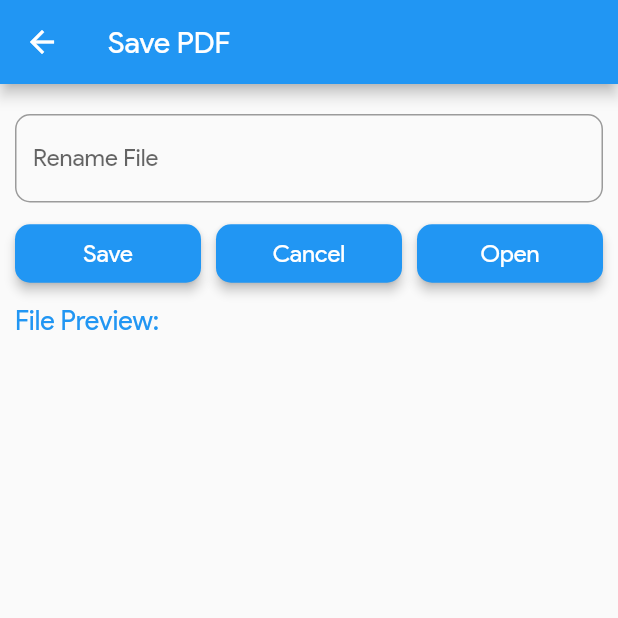
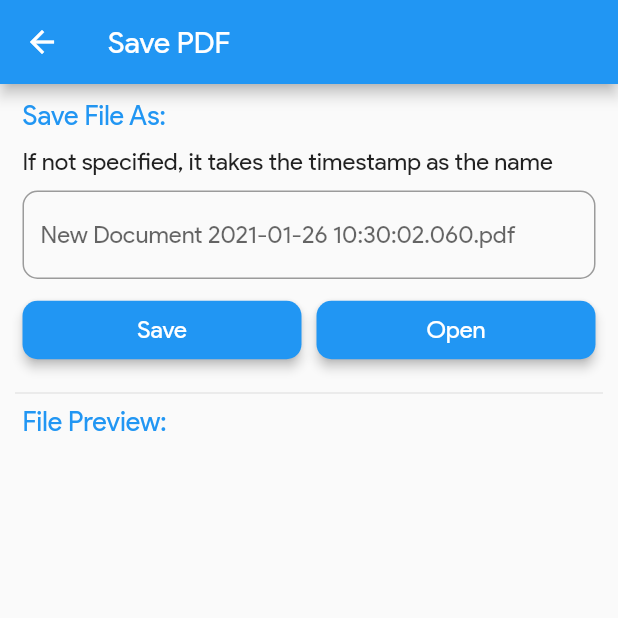
Before and after one commit to Harshit-Sonawala/simple_img_to_pdf, a Flutter app: the ConfirmScreen screen opened by its route, after a tap on "Save", on a phone screen of 412 x 824 dp, the top half of it. Run offline on Flutter 3.47's test engine with Material 2 defaults, Android fonts, the phone set to English and light mode, and no system bars; our stand-ins replace image_picker, open_file.

Commit message:
changed name in manifest, addedfile rename functionality

```diff
--- a/lib/confirm_screen.dart
+++ b/lib/confirm_screen.dart
@@ -15,26 +15,20 @@ class ConfirmScreen extends StatefulWidget {
 class _ConfirmScreenState extends State<ConfirmScreen> {
 
   final GlobalKey<ScaffoldState> _scaffoldKey = new GlobalKey<ScaffoldState>();
+  final _docNameController = TextEditingController();
+  var _saved = false;
+
   @override
   Widget build(BuildContext context) {
 
     final loadedImgList = Provider.of<ImgListProvider>(context).imgList;
     final timeStamp = DateTime.now().toString();
+    String lastSavedFilePath;
 
-    void createPDF() async {
+    void createPDF(String fileName) async {
       final pdf = pw.Document();
       for (int i = 0; i < loadedImgList.length; i++) {
-        //ignore these other implementations.
-        //Uint8List imageData = File(thisImageInstance.toString()).readAsBytesSync();
-        //var imgBytes = await Image.file(imgList[i]).image.toByteData();
-
-        // final imageToPrint = PdfImage.file(
-        //   pdf.document,
-        //   bytes: thisImageInstance.readAsBytesSync(),
-        // );
-
         var imageToPrint = pw.MemoryImage(loadedImgList[i].readAsBytesSync(),);
-
         pdf.addPage(
           pw.Page(
             pageTheme: pw.PageTheme(
@@ -51,17 +45,18 @@ class _ConfirmScreenState extends State<ConfirmScreen> {
       }
 
       final outputDirectory = await getExternalStorageDirectory();
-      final file = File('${outputDirectory.path}/New Document $timeStamp.pdf');
-      print('Successfully Saved pdf to: ${outputDirectory.path}/New Document $timeStamp.pdf');
+      final file = File('${outputDirectory.path}/$fileName');
+      print('Successfully Saved PDF to: ${outputDirectory.path}/$fileName');
       await file.writeAsBytes(await pdf.save());
+      lastSavedFilePath = '${outputDirectory.path}/$fileName';
 
       _scaffoldKey.currentState.showSnackBar(
         SnackBar(
-          content: Text('Saved pdf to: ${outputDirectory.path}/New Document $timeStamp.pdf'),
+          content: Text('Saved PDF to: ${outputDirectory.path}/$fileName'),
           action: SnackBarAction(
             label: 'View',
             onPressed: () {
-              OpenFile.open('${outputDirectory.path}/New Document $timeStamp.pdf');
+              OpenFile.open('${outputDirectory.path}/$fileName');
             },
           ),
         ),
@@ -78,30 +73,72 @@ class _ConfirmScreenState extends State<ConfirmScreen> {
         child: Column(
           crossAxisAlignment: CrossAxisAlignment.start,
           children: <Widget>[
+            Padding(
+              padding: const EdgeInsets.symmetric(horizontal: 5),
+              child: Text(
+                'Save File As: ',
+                style: TextStyle(
+                  fontSize: 18,
+                  color: Theme.of(context).primaryColor,
+                ),
+              ),
+            ),
             SizedBox(
               height: 10,
             ),
-            TextField(
+            Padding(
+              padding: const EdgeInsets.symmetric(horizontal: 5),
+              child: Text(
+                'If not specified, it takes the timestamp as the name',
+                style: TextStyle(
+                  fontSize: 16,
+                  //color: Colors.grey,
+                ),
+              ),
+            ),
+            SizedBox(
+              height: 10,
+            ),
+            Padding(
+              padding: const EdgeInsets.symmetric(horizontal: 5),
+              child: TextField(
+                controller: _docNameController,
                 decoration: InputDecoration(
                   border: OutlineInputBorder(
                     borderRadius: BorderRadius.circular(10),
                   ),
-                labelText: 'Rename File',
-                hintText: 'New Document $timeStamp.pdf',
+                  hintText: lastSavedFilePath == null ? 'New Document $timeStamp.pdf' : lastSavedFilePath,
+                ),
               ),
             ),
             SizedBox(
               height: 10,
             ),
             Row(
+              mainAxisAlignment: MainAxisAlignment.spaceEvenly,
               children: <Widget>[
                 Expanded(
+                  child: Padding(
+                    padding: const EdgeInsets.symmetric(horizontal: 5),
                     child: RaisedButton(
                       elevation: 3,
                       shape: RoundedRectangleBorder(
                         borderRadius: BorderRadius.circular(10),
                       ),
-                    onPressed: createPDF,
+                      onPressed: () {
+                        setState(() {
+                          if (_docNameController.text.isEmpty) {
+                            createPDF('New Document $timeStamp.pdf');
+                          } else {
+                            if(_docNameController.text.length > 4 && _docNameController.text.substring(_docNameController.text.length-4) == '.pdf') {
+                              createPDF(_docNameController.text);
+                            } else {
+                              createPDF('${_docNameController.text}.pdf');
+                            }
+                          }
+                          _saved = true;
+                        });
+                      },
                       color: Theme.of(context).primaryColor,
                       child: Padding(
                         padding: const EdgeInsets.all(10.0),
@@ -115,41 +152,18 @@ class _ConfirmScreenState extends State<ConfirmScreen> {
                       ),
                     ),
                   ),
-                SizedBox(
-                  width: 10,
                 ),
-                Expanded(
+                _saved ? Expanded(
+                  child: Padding(
+                    padding: const EdgeInsets.symmetric(horizontal: 5),
                     child: RaisedButton(
+                      onPressed: () {
+                        OpenFile.open(lastSavedFilePath);
+                      },
                       elevation: 3,
                       shape: RoundedRectangleBorder(
                         borderRadius: BorderRadius.circular(10),
                       ),
-                    onPressed: () {
-                      Navigator.of(context).pop();
-                    },
-                    color: Theme.of(context).primaryColor,
-                    child: Padding(
-                      padding: const EdgeInsets.all(10.0),
-                      child: Text(
-                        "Cancel",
-                        style: TextStyle(
-                          fontSize: 16,
-                          color: Colors.white,
-                        ),
-                      ),
-                    ),
-                  ),
-                ),
-                SizedBox(
-                  width: 10,
-                ),
-                Expanded(
-                  child: RaisedButton(
-                    elevation: 3,
-                    shape: RoundedRectangleBorder(
-                      borderRadius: BorderRadius.circular(10),
-                    ),
-                    onPressed: () {},
                       color: Theme.of(context).primaryColor,
                       child: Padding(
                         padding: const EdgeInsets.all(10.0),
@@ -163,16 +177,22 @@ class _ConfirmScreenState extends State<ConfirmScreen> {
                       ),
                     ),
                   ),
+                )
+                : Container(),
               ],
             ),
             SizedBox(
               height: 10,
             ),
-            Text(
+            Divider(),
+            Padding(
+              padding: const EdgeInsets.symmetric(horizontal: 5),
+              child: Text(
                 'File Preview: ',
                 style: TextStyle(
                   fontSize: 18,
                   color: Theme.of(context).primaryColor,
+                ),
               ),
             ),
             SizedBox(
--- a/lib/main.dart
+++ b/lib/main.dart
@@ -1,9 +1,5 @@
-import 'dart:io';
-//import 'dart:typed_data';
 import 'package:flutter/material.dart';
 import 'package:provider/provider.dart';
-import 'package:image_picker/image_picker.dart';
-//import 'package:pdf/pdf.dart';
 
 import './imglist_provider.dart';
 import './confirm_screen.dart';
@@ -15,7 +11,6 @@ import './customButton.dart';
 //add page in between two pages.
 //cropping images
 //editing the order & delete all button.
-//rename files.
 
 //recent files screen: listviewbuilder(icon-title-date-no_pages).
 //permission handler
--- a/lib/recent_files_screen.dart
+++ b/lib/recent_files_screen.dart
@@ -1,5 +1,5 @@
 import 'package:flutter/material.dart';
-import 'package:open_file/open_file.dart';
+//import 'package:open_file/open_file.dart';
 
 class RecentFilesScreen extends StatefulWidget {
   @override
```
Also changed, not shown: 1 other file. Lines whose indentation alone changed are shown as unchanged.
